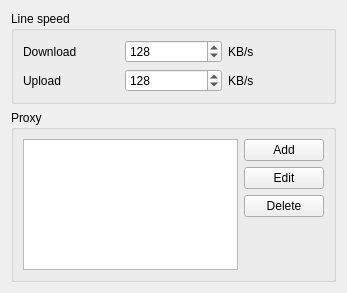
Old version of the form src/SettingsNetworkForm.ui in the repository LubosD/fatrat.
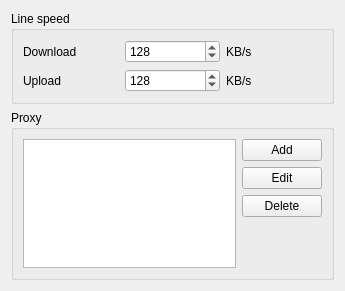
New version of the form. Icons and pictures are not drawn.

Commit message: The main menu now includes settings subpages

```diff
--- a/src/SettingsNetworkForm.ui
+++ b/src/SettingsNetworkForm.ui
@@ -1,12 +1,12 @@
 <ui version="4.0" >
  <class>SettingsNetworkForm</class>
- <widget class="QWidget" name="SettingsNetworkForm" >
-  <property name="geometry" >
+ <widget class="QWidget" name="SettingsNetworkForm">
+  <property name="geometry">
    <rect>
     <x>0</x>
     <y>0</y>
-    <width>347</width>
-    <height>293</height>
+    <width>345</width>
+    <height>291</height>
    </rect>
   </property>
   <property name="windowTitle" >
```
Left out of the diff: 120 changed lines with no effect on the pictures. The commit also changes 21 other files.
